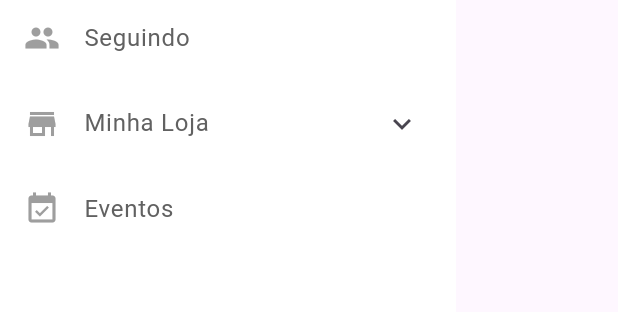
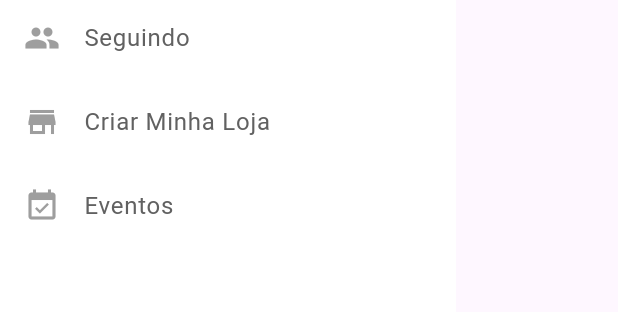
Before and after one commit to rafaelccorrea/me-achou-mobile, a Flutter app: the CustomDrawer widget shown alone on an empty page, opened directly with empty values, on a phone screen of 412 x 824 dp. Shown: the part 586-898 px from the top of the screen. Run offline on Flutter 3.47's test engine with Material 3 defaults, Android fonts, the phone set to English and light mode, and no system bars; our stand-ins replace carousel_slider, confetti, flutter_dotenv, flutter_secure_storage, fluttertoast, font_awesome_flutter and 2 more; accounts and stored records are empty; network calls fail.

Commit message:
refact drawer

```diff
--- a/lib/widgets/custom_drawer.dart
+++ b/lib/widgets/custom_drawer.dart
@@ -19,6 +19,16 @@ class CustomDrawer extends StatelessWidget {
   @override
   Widget build(BuildContext context) {
     AuthService authService = Provider.of<AuthService>(context, listen: false);
+
+    return FutureBuilder<bool>(
+      future: authService.hasStore(),
+      builder: (context, snapshot) {
+        if (snapshot.connectionState == ConnectionState.waiting) {
+          return Center(child: CircularProgressIndicator());
+        } else if (snapshot.hasError) {
+          return Center(child: Text('Error loading store information'));
+        } else {
+          bool hasStore = snapshot.data ?? false;
 
           return Drawer(
             child: Container(
@@ -89,6 +99,7 @@ class CustomDrawer extends StatelessWidget {
                             icon: Icons.group,
                             text: 'Seguindo',
                           ),
+                          if (hasStore)
                             _buildExpansionTileWithoutBorder(
                               context,
                               icon: Icons.store,
@@ -135,6 +146,12 @@ class CustomDrawer extends StatelessWidget {
                                   text: 'Faturas',
                                 ),
                               ],
+                            )
+                          else
+                            _buildDrawerItem(
+                              context,
+                              icon: Icons.store_mall_directory,
+                              text: 'Criar Minha Loja',
                             ),
                           _buildDrawerItem(
                             context,
@@ -156,13 +173,17 @@ class CustomDrawer extends StatelessWidget {
                       await authService.logout();
                       Navigator.pushReplacement(
                         context,
-                  MaterialPageRoute(builder: (context) => const LoginScreen()),
+                        MaterialPageRoute(
+                            builder: (context) => const LoginScreen()),
                       );
                     },
                   ),
                 ],
               ),
             ),
+          );
+        }
+      },
     );
   }
 
```
Also changed, not shown: lib/services/auth_service.dart (+33 -0 lines), lib/services/stores_service.dart (+21 -0 lines). Lines whose indentation alone changed are shown as unchanged.
